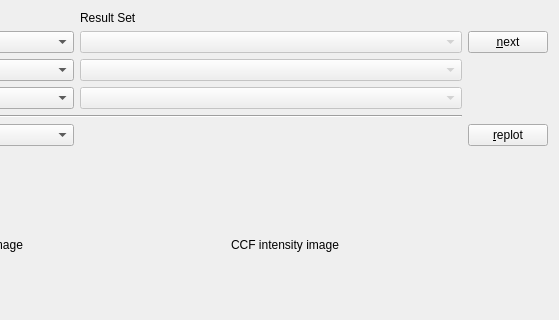
Qt form plugins/imfccsfit/qfimfccsrelativeccfcrosstalkdialog.ui (jkriege2/QuickFit3) before a commit; both pictures show x 425 to 984 and y 0 to 320 of the 984 by 765 pixel window.
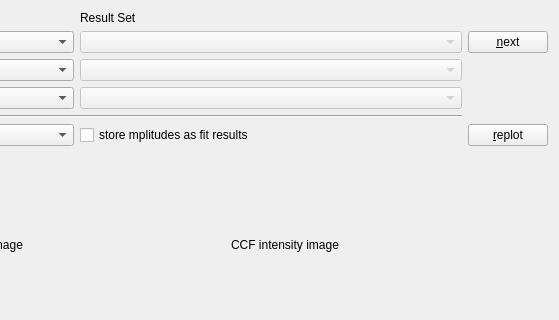
The same form after that commit. Icons and pictures are not drawn. Custom widgets are drawn as their Qt base class.

Commit message: QuickFit3/imfccsfit: added option to save ACF/CCF amplitudes when calculating crosstalk-corrected relative CCF-amplitudes

Diff of the .ui file:
```diff
--- a/plugins/imfccsfit/qfimfccsrelativeccfcrosstalkdialog.ui
+++ b/plugins/imfccsfit/qfimfccsrelativeccfcrosstalkdialog.ui
@@ -289,6 +289,13 @@
        </property>
       </widget>
      </item>
+     <item row="5" column="2">
+      <widget class="QCheckBox" name="chkStoreAmplitudes">
+       <property name="text">
+        <string>store mplitudes as fit results</string>
+       </property>
+      </widget>
+     </item>
     </layout>
    </item>
    <item>
```
The commit also changes 3 other files.
